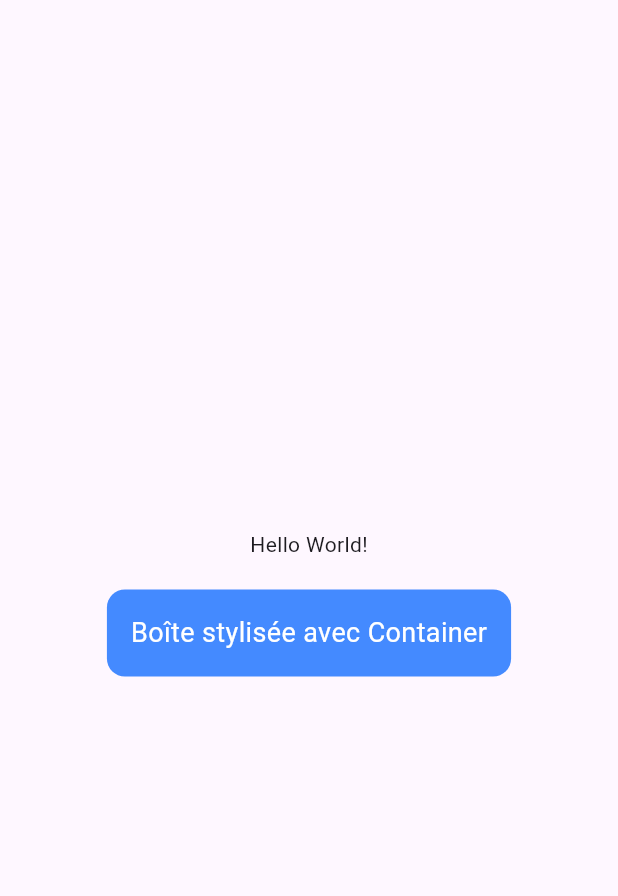
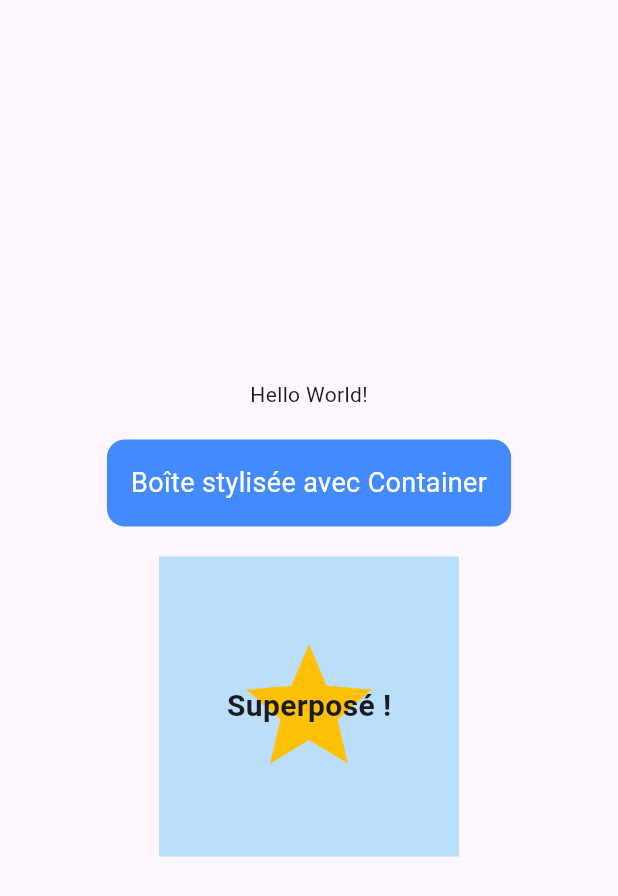
Before and after one commit to sahebmohandsaid97-oss/atelier02_flutter_app_widgets_base, a Flutter app: the screen it shows after launch, on a phone screen of 412 x 824 dp. Shown: the top 896 px of the screen. Run offline on Flutter 3.47's test engine with Material 3 defaults, Android fonts, the phone set to English and light mode, and no system bars.

Commit message:
Étape 4 : Découvrir le Stack

```diff
--- a/lib/main.dart
+++ b/lib/main.dart
@@ -28,6 +28,17 @@
                   style: TextStyle(color: Colors.white, fontSize: 18),
                 ),
               ),
+              Stack(
+                alignment: Alignment.center,
+                children: [
+                  Container(width: 200, height: 200, color: Colors.blue[100]),
+                  Icon(Icons.star, size: 100, color: Colors.amber),
+                  Text(
+                    "Superposé !",
+                    style: TextStyle(fontSize: 20, fontWeight: FontWeight.bold),
+                  ),
+                ],
+              ),
             ],
           ),
         ),
```
